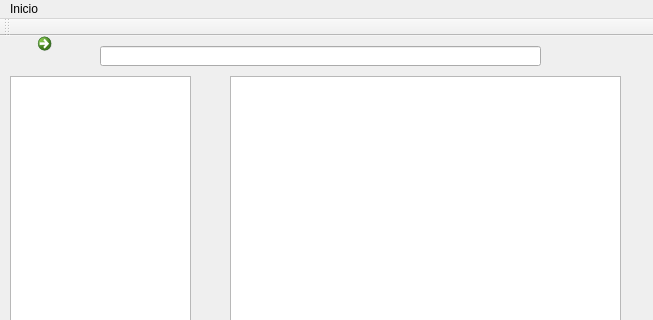
Before: the Qt Designer form mainwindow.ui in carlosv14/Graphic-File-System, drawn with Qt 5; both pictures show x 0 to 653 and y 0 to 320 of the 653 by 474 pixel window.
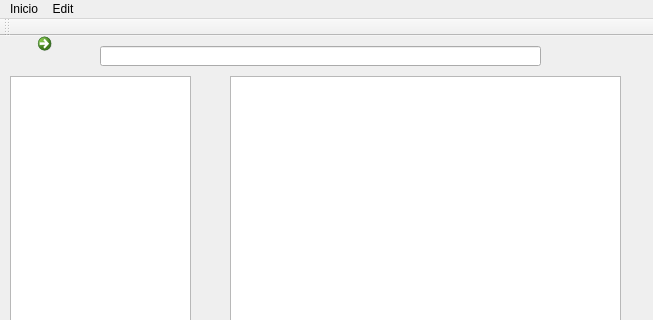
After: the same form once the commit is applied. The open tabs and pages were chosen to show the change. Icons and pictures are not drawn.

Diff of the .ui file:
```diff
--- a/mainwindow.ui
+++ b/mainwindow.ui
@@ -160,7 +160,16 @@
     <addaction name="actionNueva_Carpeta"/>
     <addaction name="actionNuevo_Archivo"/>
    </widget>
+   <widget class="QMenu" name="menuEdit">
+    <property name="title">
+     <string>Edit</string>
+    </property>
+    <addaction name="actionCopy"/>
+    <addaction name="actionPaste"/>
+    <addaction name="actionCut"/>
+   </widget>
    <addaction name="menuInicio"/>
+   <addaction name="menuEdit"/>
   </widget>
   <widget class="QToolBar" name="mainToolBar">
    <attribute name="toolBarArea">
```
Left out of the diff: 28 changed lines with no effect on the pictures.
